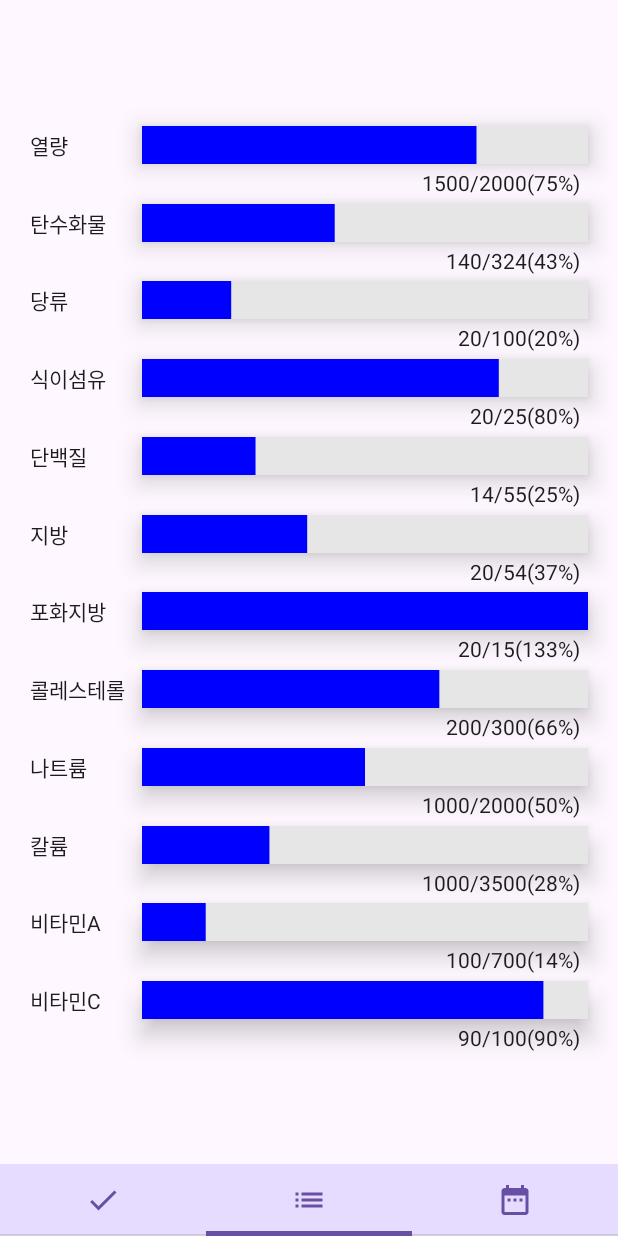
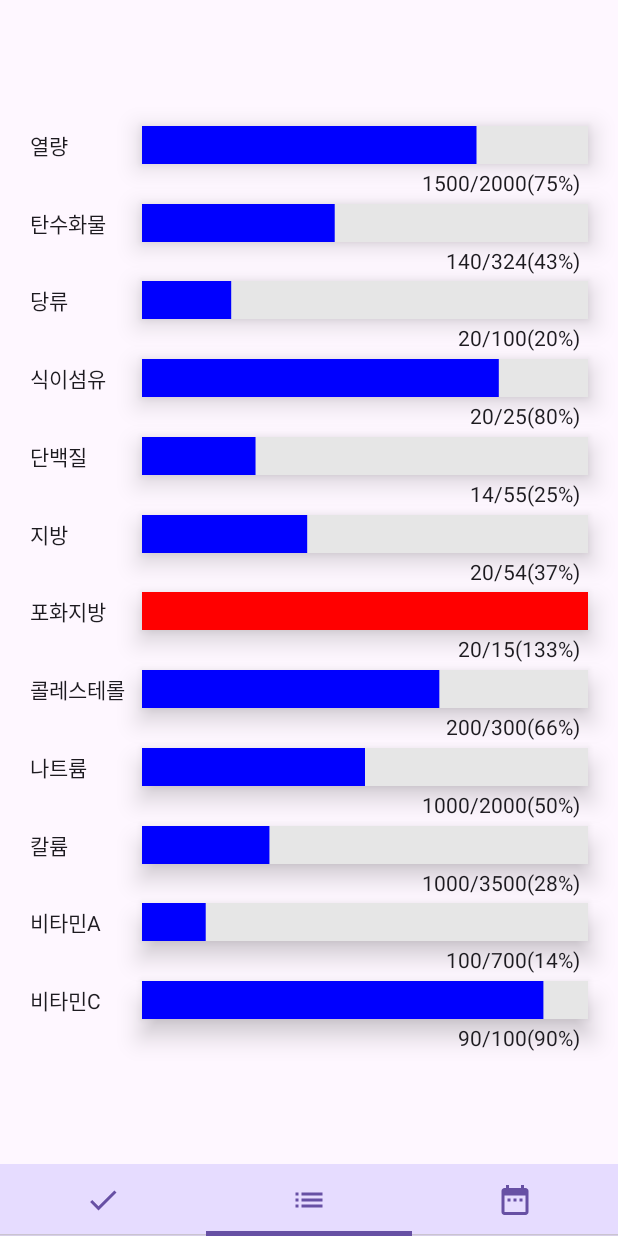
Before and after one commit to GwonDongHyeon21/NutritionCheck_kotlin, an Android app built with Jetpack Compose: the screen it shows after launch (MainActivity), item 2 of the bottom bar chosen, on a phone screen of 412 x 824 dp. Run offline under Robolectric (Android 15) with nearby library versions, the phone set to English and light mode, and no system bars; our stand-ins replace Firebase (no records; nobody signed in at launch, a user with empty details on screens opened directly).

Commit message:
NutritionCheck

```diff
--- a/app/build.gradle.kts
+++ b/app/build.gradle.kts
@@ -4,6 +4,7 @@ import java.util.Properties
 plugins {
     alias(libs.plugins.android.application)
     alias(libs.plugins.jetbrains.kotlin.android)
+    id("com.google.gms.google-services")
 }
 
 val properties = Properties().apply {
@@ -79,4 +80,9 @@ dependencies {
     debugImplementation(libs.androidx.ui.test.manifest)
 
     implementation(libs.androidx.navigation.compose)
+    implementation(libs.firebase.database.ktx)
+    implementation(libs.firebase.common.ktx)
+    implementation(libs.firebase.auth.ktx)
+    implementation(platform(libs.firebase.bom))
+    implementation(libs.firebase.analytics)
 }
--- a/app/src/main/java/com/example/nutritioncheck_composable/MainActivity.kt
+++ b/app/src/main/java/com/example/nutritioncheck_composable/MainActivity.kt
@@ -4,26 +4,38 @@ import android.annotation.SuppressLint
 import android.os.Bundle
 import androidx.activity.ComponentActivity
 import androidx.activity.compose.setContent
+import androidx.compose.foundation.layout.Arrangement
+import androidx.compose.foundation.layout.Column
+import androidx.compose.foundation.layout.fillMaxSize
 import androidx.compose.foundation.pager.HorizontalPager
 import androidx.compose.foundation.pager.rememberPagerState
 import androidx.compose.material.icons.Icons
 import androidx.compose.material.icons.automirrored.filled.List
-import androidx.compose.material.icons.filled.AccountCircle
 import androidx.compose.material.icons.filled.Check
 import androidx.compose.material.icons.filled.DateRange
+import androidx.compose.material3.CircularProgressIndicator
 import androidx.compose.material3.Icon
 import androidx.compose.material3.Scaffold
 import androidx.compose.material3.Tab
 import androidx.compose.material3.TabRow
 import androidx.compose.runtime.Composable
 import androidx.compose.runtime.rememberCoroutineScope
+import androidx.compose.ui.Alignment
+import androidx.compose.ui.Modifier
 import androidx.compose.ui.graphics.Color
 import androidx.compose.ui.tooling.preview.Preview
 import androidx.navigation.NavController
+import androidx.navigation.NavType
 import androidx.navigation.compose.NavHost
 import androidx.navigation.compose.composable
 import androidx.navigation.compose.rememberNavController
+import androidx.navigation.navArgument
+import com.example.nutritioncheck_composable.database.getDataFromFirebase
+import com.example.nutritioncheck_composable.model.NutritionDataModel
+import com.google.firebase.auth.FirebaseAuth
 import kotlinx.coroutines.launch
+import com.google.firebase.Firebase
+import com.google.firebase.database.database
 
 val nutritionData = listOf(
     "열량" to (1500f to 2000f), // 2000kcal 기준
@@ -40,11 +52,56 @@ val nutritionData = listOf(
     "비타민C" to (90f to 100f),
 )
 
+object ValueSingleton {
+    var uid: String = ""
+}
+
+val db = Firebase.database
+val DB = db.reference
+val uid = ValueSingleton.uid
+
 class MainActivity : ComponentActivity() {
+
+    private lateinit var auth: FirebaseAuth
+
     override fun onCreate(savedInstanceState: Bundle?) {
         super.onCreate(savedInstanceState)
+//
+//        setContent {
+//            Column(
+//                modifier = Modifier.fillMaxSize(),
+//                verticalArrangement = Arrangement.Center,
+//                horizontalAlignment = Alignment.CenterHorizontally
+//            ) {
+//                CircularProgressIndicator(
+//                    color = Color.Gray,
+//                    trackColor = Color(100, 60, 180, 255),
+//                )
+//            }
+//        }
+
+        auth = FirebaseAuth.getInstance()
+        signInAnonymously()
+
         setContent {
             NutritionNavigator()
+        }
+    }
+
+    private fun signInAnonymously() {
+        if (auth.currentUser == null) {
+            auth.signInAnonymously()
+                .addOnCompleteListener(this) { task ->
+                    if (task.isSuccessful) {
+                        ValueSingleton.uid = auth.currentUser?.uid ?: ""
+                    }
+                }
+        } else {
+            ValueSingleton.uid = auth.currentUser?.uid ?: ""
+            getDataFromFirebase {  }
+//            getDataFromFirebase { nutritionDataInfo ->
+//                dateFoodList = nutritionDataInfo
+//            }
         }
     }
 }
@@ -59,8 +116,13 @@ fun NutritionNavigator() {
         composable("NutritionToday") {
             NutritionTodayLayout(navController)
         }
-        composable("NutritionAdd") {
-            NutritionAddLayout()
+        composable(
+            route = "NutritionAdd/{meal}",
+            arguments = listOf(navArgument("meal") { type = NavType.StringType })
+        ) { backStackEntry ->
+            val meal = backStackEntry.arguments?.getString("meal")
+
+            NutritionAddLayout(meal.toString())
         }
     }
 }
--- a/app/src/main/java/com/example/nutritioncheck_composable/NutritionCalendar.kt
+++ b/app/src/main/java/com/example/nutritioncheck_composable/NutritionCalendar.kt
@@ -134,7 +134,6 @@ fun DateNutritionChart(label: String, value: Float, maxValue: Float) {
     }
 }
 
-
 @Preview(showBackground = true)
 @Composable
 fun PreviewNutritionCalendar() {
--- a/app/src/main/java/com/example/nutritioncheck_composable/NutritionTodayChart.kt
+++ b/app/src/main/java/com/example/nutritioncheck_composable/NutritionTodayChart.kt
@@ -59,14 +59,15 @@ fun NutritionCheckChart(label: String, value: Float, maxValue: Float) {
                     .shadow(10.dp)
                     .background(Color(230, 230, 230, 255))
             ) {
-                val barWidth =
-                    if (value > maxValue) {
-                        size.width
-                    } else {
-                        size.width * (value / maxValue)
-                    }
+                var isColor = true
+                var barWidth = size.width
+                if (value > maxValue) {
+                    isColor = false
+                } else {
+                    barWidth *= (value / maxValue)
+                }
                 drawRect(
-                    color = Color.Blue,
+                    color = if (isColor) Color.Blue else Color.Red,
                     size = Size(barWidth, size.height),
                 )
             }
--- a/build.gradle.kts
+++ b/build.gradle.kts
@@ -2,4 +2,5 @@
 plugins {
     alias(libs.plugins.android.application) apply false
     alias(libs.plugins.jetbrains.kotlin.android) apply false
+    id("com.google.gms.google-services") version "4.4.2" apply false
 }
```
Also changed, not shown: app/src/main/java/com/example/nutritioncheck_composable/NutritionAdd.kt (+62 -21 lines), app/src/main/java/com/example/nutritioncheck_composable/NutritionToday.kt (+3 -4 lines), app/src/main/java/com/example/nutritioncheck_composable/api/NutritionData.kt (renamed from app/src/main/java/com/example/nutritioncheck_composable/api/NutritionInfo.kt, +19 -14 lines), app/src/main/java/com/example/nutritioncheck_composable/database/Add.kt (added, +15 -0 lines), app/src/main/java/com/example/nutritioncheck_composable/database/Delete.kt (added, +15 -0 lines), app/src/main/java/com/example/nutritioncheck_composable/database/GetDataFromFirebase.kt (added, +44 -0 lines), gradle/libs.versions.toml (+9 -0 lines), 1 other file.
